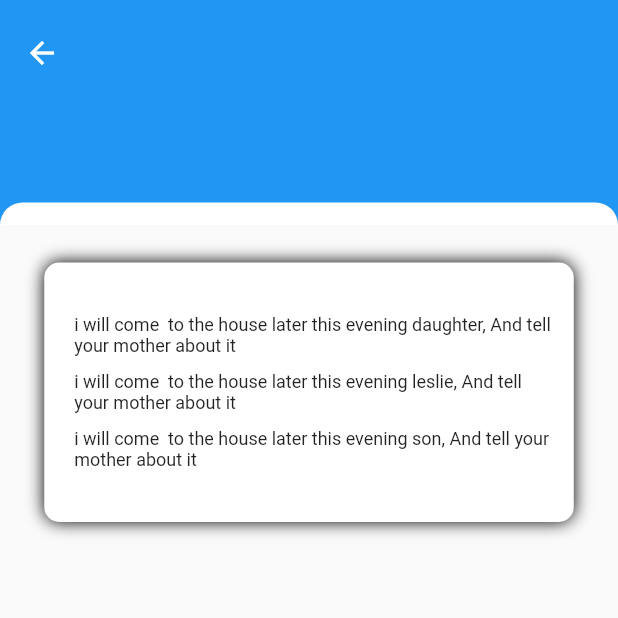
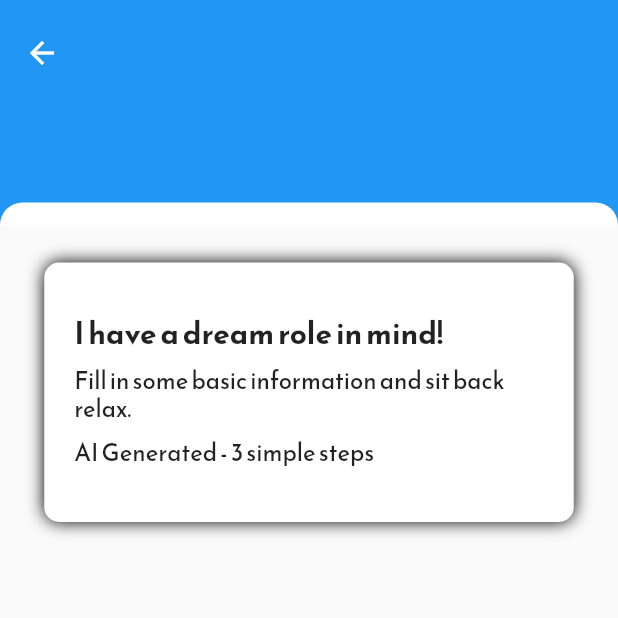
Before and after one commit to leslly/my_first_flutter, a Flutter app: the DreamGlobalBg screen opened directly, on a phone screen of 412 x 824 dp, the top half of it. Run offline on Flutter 3.47's test engine with Material 2 defaults, Android fonts, the phone set to English and light mode, and no system bars; our stand-ins replace flutter_svg, get, hexcolor.

```diff
--- a/lib/views/widgets/dream_global/dream_global_bg.dart
+++ b/lib/views/widgets/dream_global/dream_global_bg.dart
@@ -1,6 +1,7 @@
 import 'package:flutter/cupertino.dart';
 import 'package:flutter/material.dart';
 import '../dream_global_button.dart';
+import '../no_dream_global_button.dart';
 
 class DreamGlobalBg extends StatelessWidget {
   const DreamGlobalBg({Key? key}) : super(key: key);
@@ -48,6 +49,7 @@ class DreamGlobalBg extends StatelessWidget {
                     color: Colors.white,
                   ),
                   child: DreamGlobalButton(),
+                  //child: NoDreamButton(),
                 ),
               ],
             ),
--- a/lib/views/widgets/dream_global_button.dart
+++ b/lib/views/widgets/dream_global_button.dart
@@ -27,35 +27,39 @@ class DreamGlobalButton extends StatelessWidget {
             mainAxisAlignment: MainAxisAlignment.center,
             children: const [
               Text(
-                "i will come  to the house later this evening daughter, And tell your mother about it",
+                "I have a dream role in mind!",
                 maxLines: 2,
                 overflow: TextOverflow.ellipsis,
                 style: TextStyle(
-                  fontSize: 12,
+                  fontSize: 20,
                   height: 1.2,
+                  fontWeight: FontWeight.bold,
+                  fontFamily: 'Reem',
                 ),
               ),
               SizedBox(
                 height: 10,
               ),
               Text(
-                "i will come  to the house later this evening leslie, And tell your mother about it",
+                "Fill in some basic information and sit back relax.",
                 maxLines: 2,
                 overflow: TextOverflow.ellipsis,
                 style: TextStyle(
-                  fontSize: 12,
+                  fontSize: 16,
                   height: 1.2,
+                  fontFamily: 'Reem',
                 ),
               ),
               SizedBox(
                 height: 10,
               ),
               Text(
-                "i will come  to the house later this evening son, And tell your mother about it",
+                "AI Generated - 3 simple steps",
                 maxLines: 2,
                 overflow: TextOverflow.ellipsis,
                 style: TextStyle(
-                  fontSize: 12,
+                  fontFamily: 'Reem',
+                  fontSize: 16,
                   height: 1.2,
                 ),
               ),
--- a/lib/views/widgets/no_dream_global_button.dart
+++ b/lib/views/widgets/no_dream_global_button.dart
@@ -36,6 +36,7 @@ class NoDreamButton extends StatelessWidget {
                   maxLines: 2,
                   overflow: TextOverflow.ellipsis,
                   style: TextStyle(
+                    fontFamily: 'Reem',
                     fontWeight: FontWeight.bold,
                     fontSize: 20,
                     height: 1.2,
@@ -50,6 +51,7 @@ class NoDreamButton extends StatelessWidget {
                   maxLines: 2,
                   overflow: TextOverflow.ellipsis,
                   style: TextStyle(
+                    fontFamily: 'Reem',
                     fontWeight: FontWeight.normal,
                     fontSize: 16,
                     height: 1.2,
@@ -64,6 +66,7 @@ class NoDreamButton extends StatelessWidget {
                   maxLines: 2,
                   overflow: TextOverflow.ellipsis,
                   style: TextStyle(
+                    fontFamily: 'Reem',
                     fontWeight: FontWeight.normal,
                     color: Colors.black54,
                     fontSize: 16,
```
Also changed, not shown: lib/views/no_dream_view.dart (+58 -1 lines), lib/views/sign_up_view.dart (added).
